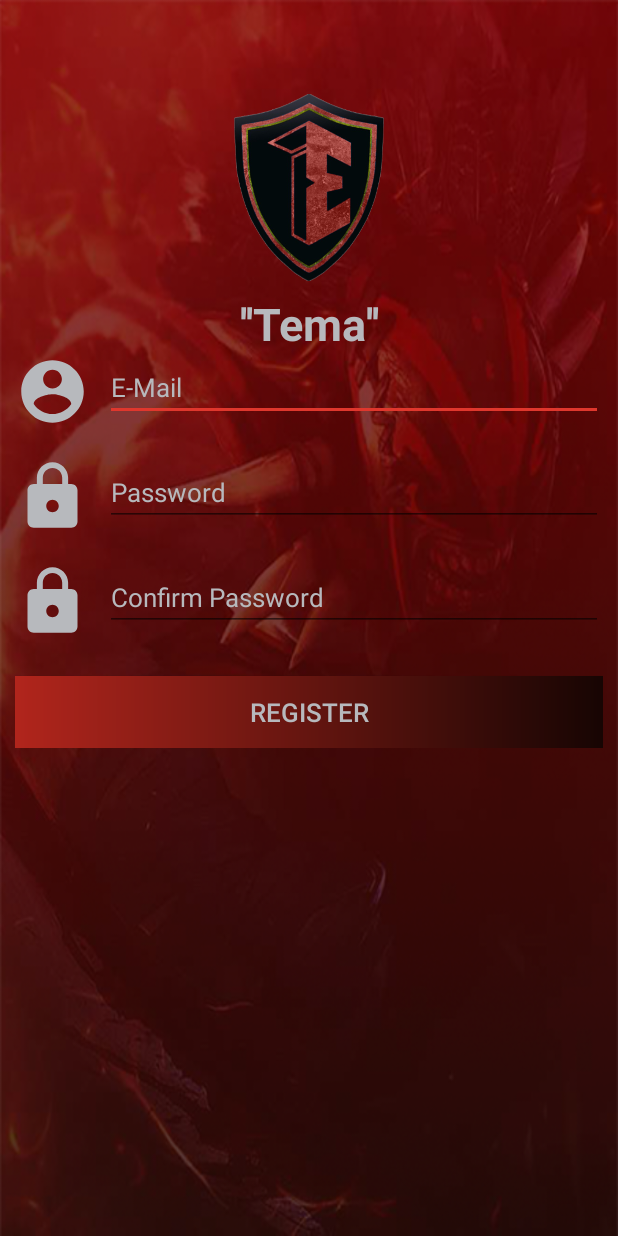
After one commit to baguspremana/ProgmobProject, an Android app: the MainActivity1 screen opened directly, with no data from a screen before it, on a phone screen of 412 x 824 dp. The commit adds this screen. Run offline under Robolectric (Android 15) with nearby library versions, the phone set to English and light mode, and no system bars.

Commit message:
tambahan layout registrasi

```diff
--- a/app/src/main/AndroidManifest.xml
+++ b/app/src/main/AndroidManifest.xml
@@ -16,6 +16,9 @@
                 <category android:name="android.intent.category.LAUNCHER" />
             </intent-filter>
         </activity>
+        <activity android:name=".MainActivity1">
+
+        </activity>
     </application>
 
 </manifest>
--- a/app/src/main/java/com/example/user_pc/tugasbesar/MainActivity.java
+++ b/app/src/main/java/com/example/user_pc/tugasbesar/MainActivity.java
@@ -1,13 +1,27 @@
 package com.example.user_pc.tugasbesar;
 
+import android.content.Intent;
 import android.support.v7.app.AppCompatActivity;
 import android.os.Bundle;
+import android.view.View;
+import android.widget.TextView;
 
 public class MainActivity extends AppCompatActivity {
 
+    private TextView register;
     @Override
     protected void onCreate(Bundle savedInstanceState) {
         super.onCreate(savedInstanceState);
         setContentView(R.layout.activity_main);
+
+        register = (TextView) findViewById(R.id.register);
+
+        register.setOnClickListener(new View.OnClickListener() {
+            @Override
+            public void onClick(View v) {
+                Intent regis = new Intent(getApplicationContext(),MainActivity1.class);
+                startActivity(regis);
+            }
+        });
     }
 }
--- /dev/null
+++ b/app/src/main/java/com/example/user_pc/tugasbesar/MainActivity1.java
@@ -0,0 +1,12 @@
+package com.example.user_pc.tugasbesar;
+
+import android.os.Bundle;
+import android.support.v7.app.AppCompatActivity;
+
+public class MainActivity1 extends AppCompatActivity{
+    @Override
+    protected void onCreate(Bundle savedInstanceState) {
+        super.onCreate(savedInstanceState);
+        setContentView(R.layout.activity_register);
+    }
+}
--- /dev/null
+++ b/app/src/main/res/drawable/shadow2.xml
@@ -0,0 +1,4 @@
+<?xml version="1.0" encoding="utf-8"?>
+<selector xmlns:android="http://schemas.android.com/apk/res/android">
+    <item android:drawable="@drawable/latar_satu"></item>
+</selector>
--- /dev/null
+++ b/app/src/main/res/layout/activity_register.xml
@@ -0,0 +1,121 @@
+<?xml version="1.0" encoding="utf-8"?>
+<RelativeLayout
+    xmlns:android="http://schemas.android.com/apk/res/android"
+    xmlns:tools="http://schemas.android.com/tools"
+    android:layout_width="match_parent"
+    android:layout_height="match_parent"
+    tools:context=".MainActivity1"
+    android:background="@drawable/shadow2">
+
+    <ScrollView
+        android:layout_width="match_parent"
+        android:layout_height="match_parent">
+
+        <RelativeLayout
+            android:layout_width="match_parent"
+            android:layout_height="match_parent"
+            android:layout_marginTop="50dp"
+            android:padding="10dp">
+
+            <ImageView
+                android:id="@+id/logo"
+                android:layout_width="100dp"
+                android:layout_height="130dp"
+                android:src="@drawable/logo"
+                android:layout_centerHorizontal="true"/>
+
+            <TextView
+                android:layout_width="match_parent"
+                android:layout_height="wrap_content"
+                android:text="''Tema''"
+                android:textSize="30sp"
+                android:textStyle="bold"
+                android:textColor="#b7b9bd"
+                android:layout_below="@id/logo"
+                android:id="@+id/tema"
+                android:textAlignment="center"
+                android:layout_marginTop="5dp"/>
+
+            <ImageView
+                android:id="@+id/user"
+                android:layout_below="@id/tema"
+                android:layout_width="50dp"
+                android:layout_height="50dp"
+                android:src="@drawable/ic_account_circle"/>
+
+            <EditText
+                android:id="@+id/eMail"
+                android:layout_width="match_parent"
+                android:layout_height="wrap_content"
+                android:hint="E-Mail"
+                android:textSize="17sp"
+                android:textColor="#b7b9bd"
+                android:layout_marginLeft="10dp"
+                android:textColorHint="#b7b9bd"
+                android:layout_toRightOf="@id/user"
+                android:layout_alignTop="@id/user"
+                android:inputType="textEmailAddress"/>
+
+            <ImageView
+                android:layout_width="50dp"
+                android:layout_height="50dp"
+                android:src="@drawable/ic_lock"
+                android:id="@+id/pass"
+                android:layout_below="@id/user"
+                android:layout_marginTop="20dp"/>
+
+            <EditText
+                android:id="@+id/ePassword"
+                android:layout_width="match_parent"
+                android:layout_height="wrap_content"
+                android:hint="Password"
+                android:textSize="17sp"
+                android:textColor="#b7b9bd"
+                android:layout_marginLeft="10dp"
+                android:textColorHint="#b7b9bd"
+                android:inputType="textPassword"
+                android:layout_toRightOf="@id/pass"
+                android:layout_below="@id/eMail"
+                android:layout_alignTop="@id/pass"/>
+
+            <ImageView
+                android:layout_width="50dp"
+                android:layout_height="50dp"
+                android:src="@drawable/ic_lock"
+                android:id="@+id/confirmPass"
+                android:layout_below="@id/pass"
+                android:layout_marginTop="20dp"/>
+
+            <EditText
+                android:id="@+id/eConfirmPassword"
+                android:layout_width="match_parent"
+                android:layout_height="wrap_content"
+                android:hint="Confirm Password"
+                android:textSize="17sp"
+                android:textColor="#b7b9bd"
+                android:layout_marginLeft="10dp"
+                android:textColorHint="#b7b9bd"
+                android:inputType="textPassword"
+                android:layout_toRightOf="@id/confirmPass"
+                android:layout_below="@id/ePassword"
+                android:layout_alignTop="@id/confirmPass"/>
+
+            <Button
+                android:id="@+id/signIn"
+                android:layout_width="match_parent"
+                android:layout_height="wrap_content"
+                android:background="@drawable/btn1"
+                android:text="Register"
+                android:textColor="#b7b9bd"
+                android:layout_below="@id/eConfirmPassword"
+                android:layout_marginTop="30dp"
+                android:textSize="17sp"
+                android:elevation="40dp"/>
+
+
+
+        </RelativeLayout>
+
+    </ScrollView>
+
+</RelativeLayout>
```
